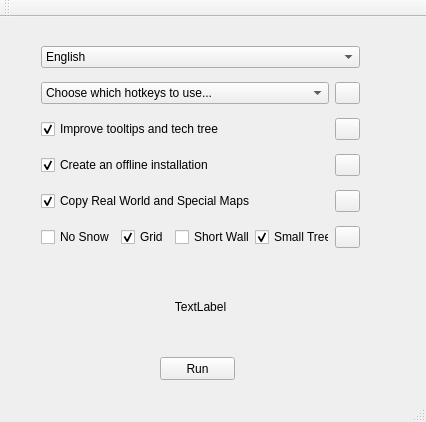
Above: mainwindow.ui from SiegeEngineers/WololoKingdoms before the change. Below: the same form after it.
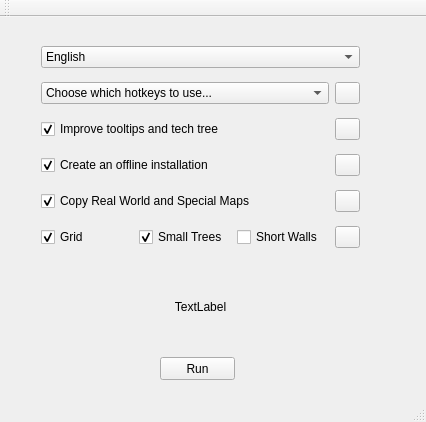
That is the form after the change.

Commit message: Get rid of the No Snow option (offline it's available as a UP option, online the usual mods take care of it)

```diff
--- a/mainwindow.ui
+++ b/mainwindow.ui
@@ -207,13 +207,6 @@
      </item>
      <item row="15" column="0">
       <layout class="QHBoxLayout" name="horizontalLayout">
-       <item>
-        <widget class="QCheckBox" name="useNoSnow">
-         <property name="text">
-          <string>No Snow</string>
-         </property>
-        </widget>
-       </item>
        <item>
         <widget class="QCheckBox" name="useGrid">
          <property name="text">
@@ -224,13 +217,6 @@
          </property>
         </widget>
        </item>
-       <item>
-        <widget class="QCheckBox" name="useWalls">
-         <property name="text">
-          <string>Short Walls</string>
-         </property>
-        </widget>
-       </item>
        <item>
         <widget class="QCheckBox" name="usePw">
          <property name="text">
@@ -241,6 +227,13 @@
          </property>
         </widget>
        </item>
+       <item>
+        <widget class="QCheckBox" name="useWalls">
+         <property name="text">
+          <string>Short Walls</string>
+         </property>
+        </widget>
+       </item>
        <item>
         <widget class="QPushButton" name="modsTip">
          <property name="maximumSize">
```
The commit also changes 2 other files.
